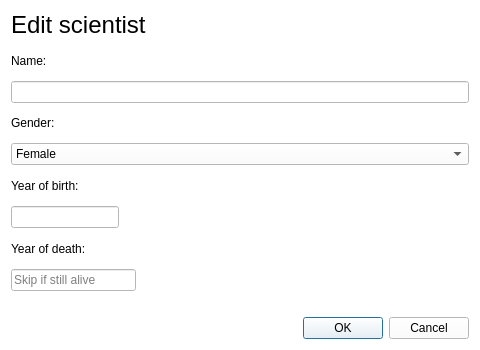
Before: the Qt Designer form editscientist.ui in Hopur-50/Verkefni3, drawn with Qt 5.
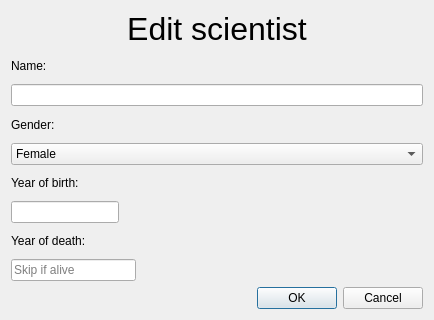
After: the same form once the commit is applied.

```diff
--- a/editscientist.ui
+++ b/editscientist.ui
@@ -6,17 +6,15 @@
    <rect>
     <x>0</x>
     <y>0</y>
-    <width>480</width>
-    <height>350</height>
+    <width>434</width>
+    <height>320</height>
    </rect>
   </property>
   <property name="windowTitle">
    <string>Dialog</string>
   </property>
   <property name="styleSheet">
-   <string notr="true">font: 25 10pt &quot;Arial Nova Light&quot;;
-alternate-background-color: rgb(255, 255, 255);
-background-color: rgb(255, 255, 255);</string>
+   <string notr="true">font: 13pt &quot;Andale Mono&quot;;</string>
   </property>
   <layout class="QVBoxLayout" name="verticalLayout">
    <item>
@@ -28,7 +26,7 @@
       <enum>QFrame::Sunken</enum>
      </property>
      <property name="text">
-      <string>&lt;html&gt;&lt;head/&gt;&lt;body&gt;&lt;p&gt;&lt;span style=&quot; font-size:18pt; color:#000000;&quot;&gt;Edit scientist&lt;/span&gt;&lt;/p&gt;&lt;/body&gt;&lt;/html&gt;</string>
+      <string>&lt;html&gt;&lt;head/&gt;&lt;body&gt;&lt;p align=&quot;center&quot;&gt;&lt;span style=&quot; font-size:24pt; color:#000000;&quot;&gt;Edit scientist&lt;/span&gt;&lt;/p&gt;&lt;/body&gt;&lt;/html&gt;</string>
      </property>
      <property name="textFormat">
       <enum>Qt::RichText</enum>
@@ -124,6 +122,9 @@
        <height>16777215</height>
       </size>
      </property>
+     <property name="styleSheet">
+      <string notr="true">font: 13pt &quot;Andale Mono&quot;;</string>
+     </property>
      <property name="inputMethodHints">
       <set>Qt::ImhDigitsOnly|Qt::ImhPreferNumbers</set>
      </property>
@@ -131,23 +132,10 @@
       <number>4</number>
      </property>
      <property name="placeholderText">
-      <string>Skip if still alive</string>
+      <string>Skip if alive</string>
      </property>
     </widget>
    </item>
-   <item>
-    <spacer name="horizontalSpacer">
-     <property name="orientation">
-      <enum>Qt::Horizontal</enum>
-     </property>
-     <property name="sizeHint" stdset="0">
-      <size>
-       <width>40</width>
-       <height>20</height>
-      </size>
-     </property>
-    </spacer>
-   </item>
    <item>
     <widget class="QDialogButtonBox" name="buttonOkCancel">
      <property name="orientation">
```
